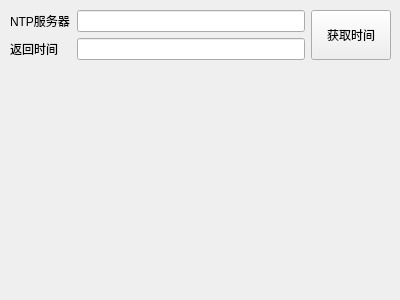
Old version of the form ntpclient/frmntpclient.ui in the repository feiyangqingyun/QWidgetDemo.
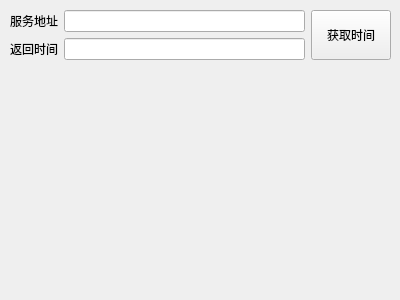
New version of the form.

Commit message: 修正大量demo

The edit to the form file:
```diff
--- a/ntpclient/frmntpclient.ui
+++ b/ntpclient/frmntpclient.ui
@@ -26,7 +26,7 @@
     <item row="0" column="0">
      <widget class="QLabel" name="labNtpIP">
       <property name="text">
-       <string>NTP服务器</string>
+       <string>服务地址</string>
       </property>
      </widget>
     </item>
```
